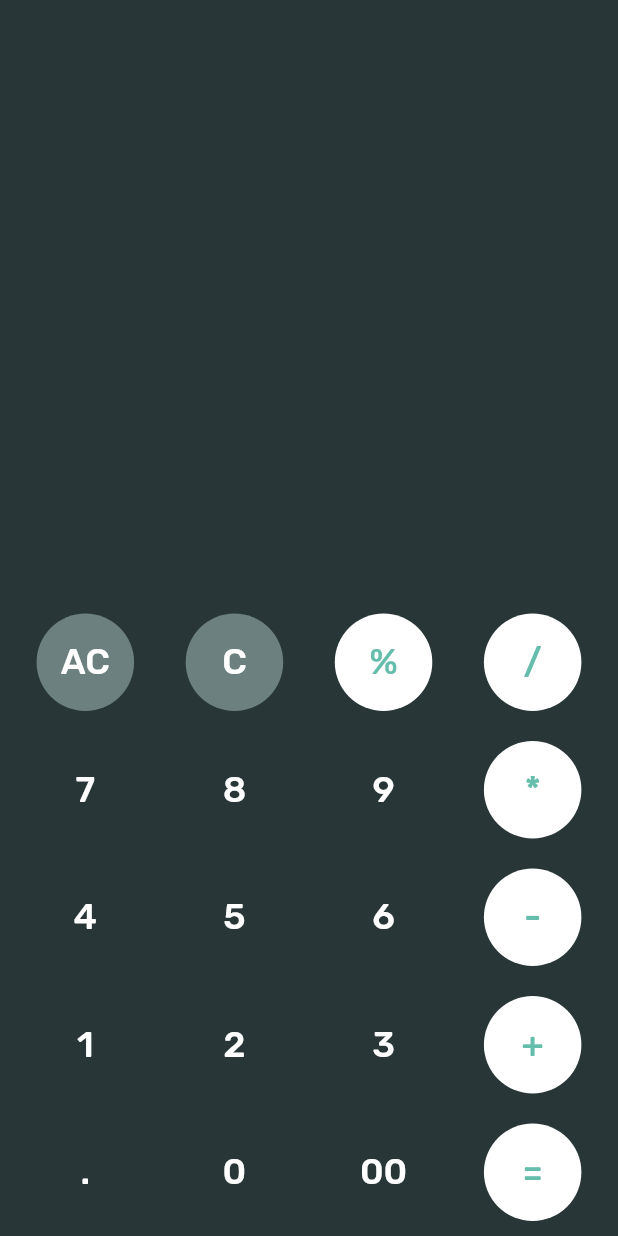
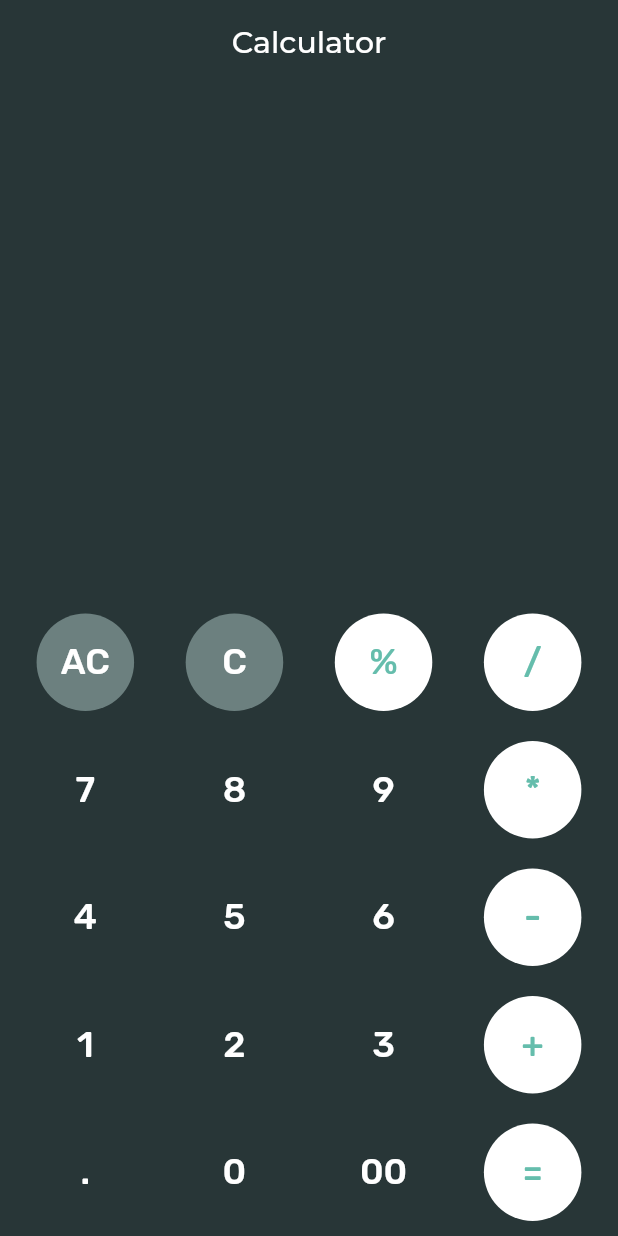
Before and after one commit to opxop/flutter-calculator, a Flutter app: the screen it shows after launch, on a phone screen of 412 x 824 dp. Run offline on Flutter 3.47's test engine with Material 2 defaults, Android fonts, the phone set to English and light mode, and no system bars; our stand-ins replace google_fonts, math_expressions.

Commit message:
:lipstick: add appbar

```diff
--- a/lib/main.dart
+++ b/lib/main.dart
@@ -57,6 +57,15 @@ class _CalcAppState extends State<CalcApp> {
       debugShowCheckedModeBanner: false,
       title: 'Slim Calculator',
       home: Scaffold(
+        appBar: AppBar(
+          centerTitle: true,
+          elevation: 0.0,
+          title: Text(
+            'Calculator',
+            style: GoogleFonts.montserrat(),
+          ),
+          backgroundColor: Color(0xFF283637),
+        ),
         backgroundColor: Color(0xFF283637),
         body: Column(
           mainAxisAlignment: MainAxisAlignment.end,
```
